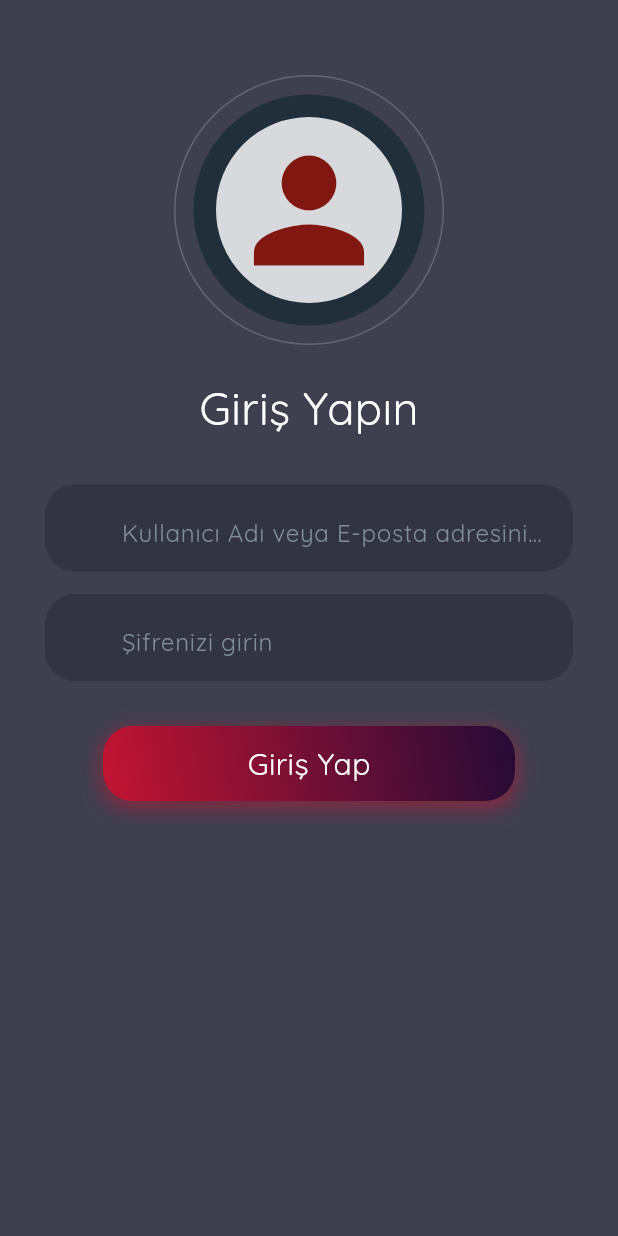
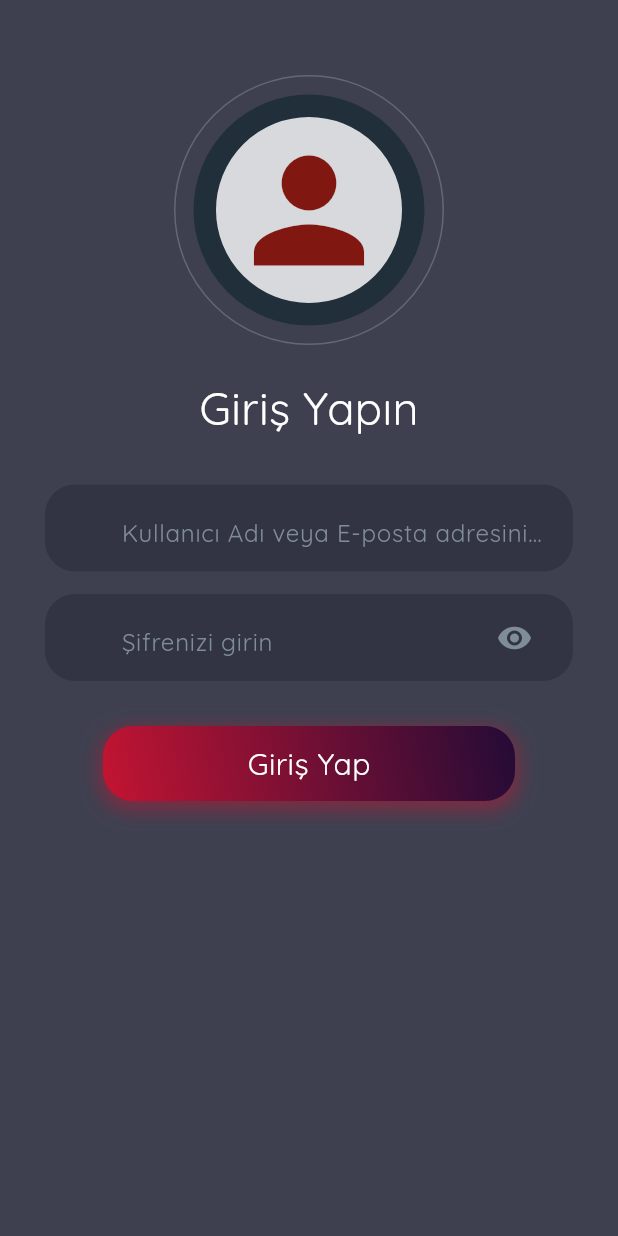
Before and after one commit to hafizecim/Order_Project-_Tracking_Application_with_Flutter, a Flutter app: the screen it shows after launch, on a phone screen of 412 x 824 dp. Run offline on Flutter 3.47's test engine with Material 3 defaults, Android fonts, the phone set to English and light mode, and no system bars; our stand-ins replace google_fonts.

Commit message:
Login Page password

```diff
--- a/lib/sayfalar/oturum/giris.dart
+++ b/lib/sayfalar/oturum/giris.dart
@@ -12,6 +12,7 @@ class GirisSayfasi extends StatefulWidget {
 
 class _GirisSayfasiState extends State<GirisSayfasi> {
   Tema tema = Tema();
+  bool sifre_gozukme = false;
   @override
   Widget build(BuildContext context) {
     return SafeArea(
@@ -41,7 +42,11 @@ class _GirisSayfasiState extends State<GirisSayfasi> {
                       borderRadius: BorderRadius.circular(100),
                       border: Border.all(color: renk("202F3A"), width: 15),
                     ),
-                    child: Icon(Icons.person, size: 110, color: const Color.fromARGB(255, 128, 24, 17),),
+                    child: Icon(
+                      Icons.person,
+                      size: 110,
+                      color: const Color.fromARGB(255, 128, 24, 17),
+                    ),
                   ),
                 ),
                 Container(
@@ -90,8 +95,12 @@ class _GirisSayfasiState extends State<GirisSayfasi> {
                     top: 5,
                     bottom: 5,
                   ),
+                  child: Row(
+                    children: [
+                      Expanded(
                         child: TextFormField(
-                    obscureText: true, // Şifre alanı için gizleme
+                          obscureText:
+                              sifre_gozukme, // Şifre alanı için gizleme
                           decoration: tema.InputDec(
                             "Şifrenizi girin",
                             Icons.vpn_key_outlined,
@@ -101,6 +110,21 @@ class _GirisSayfasiState extends State<GirisSayfasi> {
                             color: renk(metin_renk),
                             // letterSpacing: 5,
                           ),
+                        ),
+                      ),
+                      IconButton(
+                        onPressed: () {
+                          setState(() {
+                            sifre_gozukme =
+                                !sifre_gozukme; // eğer true ise false false ise tru yapacak
+                          });
+                        },
+                        icon: Icon(
+                          sifre_gozukme ? Icons.password_outlined : Icons.remove_red_eye , // şifre gözüküyorsa göz iconu , gözükmüyorsa şirfe gizle iconu göster
+                          color: renk("7F8C99"),
+                        ),
+                      ),
+                    ],
                   ),
                 ),
                 InkWell(
```
Lines whose indentation alone changed are shown as unchanged.
